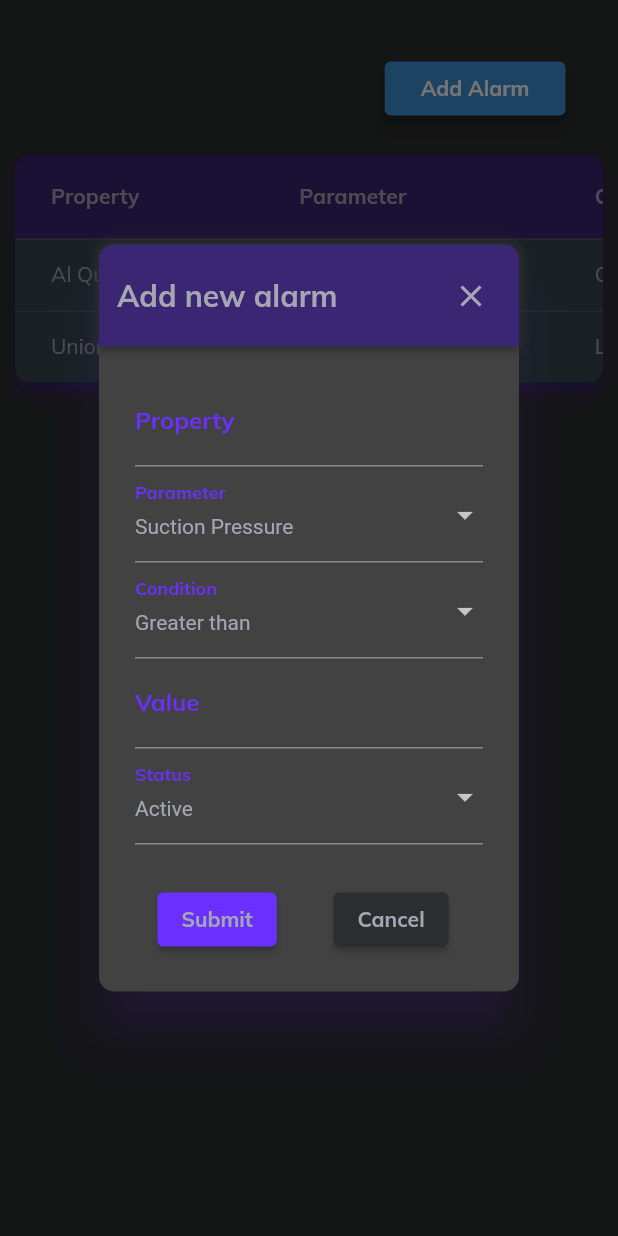
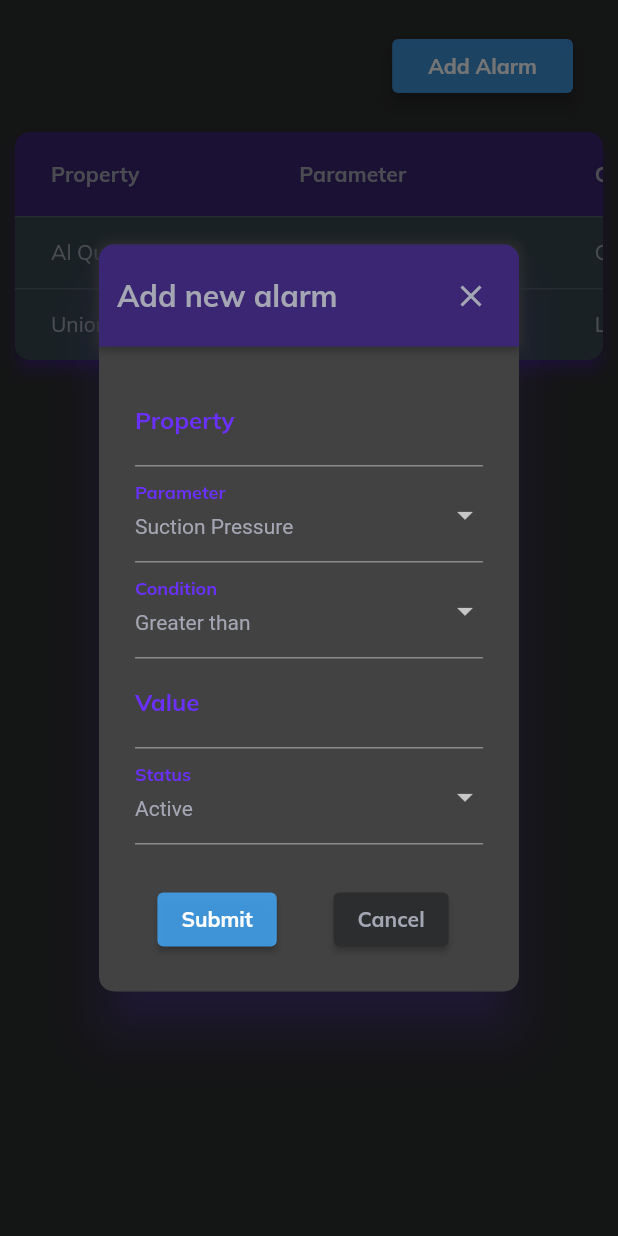
Before and after one commit to mubarismdeen/sensory_sphere_frontend, a Flutter app: the AlarmsScreen widget shown alone on an empty page, opened directly, after a tap on "Add Alarm", on a phone screen of 412 x 824 dp. Run offline on Flutter 3.47's test engine with Material 2 defaults, Android fonts, the phone set to English and light mode, and no system bars; our stand-ins replace animated_custom_dropdown, file_picker, flutter_spinkit, fluttertoast, get, google_fonts and 3 more; missing offline and left inert: dart:js, excel; accounts and stored records are empty.

Commit message:
ui fixes

```diff
--- a/lib/pages/Alarms/alarms_screen.dart
+++ b/lib/pages/Alarms/alarms_screen.dart
@@ -47,12 +47,12 @@ class _AlarmsScreenState extends State<AlarmsScreen> {
             mainAxisAlignment: MainAxisAlignment.end,
             children: [
               Container(
-                margin: const EdgeInsets.only(right: 35.0, top: 35.0),
+                margin: const EdgeInsets.only(right: 30.0, top: 20.0),
                 child: ElevatedButton(
                   style: ButtonStyle(
                     backgroundColor: MaterialStateProperty.all<Color>(
                       // appBarColor,
-                        Colors.blue[400]!.withOpacity(0.85)
+                        Colors.blue.shade400.withOpacity(0.85)
                     ),
                     elevation: MaterialStateProperty.all<double>(4.0),
                     // shadowColor: MaterialStateProperty.all<Color>(shadowColor),
--- a/lib/pages/Dashboard/dashboard_screen.dart
+++ b/lib/pages/Dashboard/dashboard_screen.dart
@@ -14,9 +14,7 @@ class DashboardScreen extends StatelessWidget {
         return SingleChildScrollView(
           child: Column(
             children: [
-              Padding(
-                padding: const EdgeInsets.all(20.0),
-                child: Wrap(
+              Wrap(
                 direction: Axis.horizontal, // Ensure horizontal wrapping
                 spacing: 20, // Add spacing between cards
                 runSpacing: 20, // Add spacing between rows of cards
@@ -67,7 +65,6 @@ class DashboardScreen extends StatelessWidget {
                   ),
                 ],
               ),
-              ),
             ],
           ),
         );
--- a/lib/pages/Devices/devices_screen.dart
+++ b/lib/pages/Devices/devices_screen.dart
@@ -26,9 +26,7 @@ class _DevicesScreenState extends State<DevicesScreen> {
           return SingleChildScrollView(
             child: Column(children: [
               // const SizedBox(height: 50),
-              Padding(
-                padding: const EdgeInsets.all(20.0),
-                child: SystemCard(
+              SystemCard(
                 label: "Al Qudra Lake",
                 onLocationButtonPressed: () {},
                 suctionPressure: 10,
@@ -38,7 +36,6 @@ class _DevicesScreenState extends State<DevicesScreen> {
                 ambientTemperature: 25,
                 totalCurrent: 10,
                 isRunning: true,
-                ),
               ),
             ]),
           );
--- a/lib/utils/common_utils.dart
+++ b/lib/utils/common_utils.dart
@@ -34,12 +34,12 @@ List<Widget> getActionButtonsWithoutPrivilege(
   List<Widget> widgetList = [
     ElevatedButton(
       style: ElevatedButton.styleFrom(
-        backgroundColor: highlightedColor,
+        backgroundColor: Colors.blue.shade400.withOpacity(0.85),
       ),
       onPressed: onSubmit,
       child: Text(
         hasData ? 'Save':'Submit',
-        style: TextStyle(color: lightGrey, fontWeight: FontWeight.bold),
+        style: const TextStyle(color: light, fontWeight: FontWeight.bold),
       ),
     ),
     Padding(
@@ -67,7 +67,7 @@ List<Widget> getActionButtonsWithoutPrivilege(
         onPressed: onDelete,
         child: const Text(
           'Delete',
-          style: TextStyle(color: lightGrey, fontWeight: FontWeight.bold),
+          style: TextStyle(color: light, fontWeight: FontWeight.bold),
         ),
       ),
     );
--- a/lib/widget/Gauges/linear_gauge.dart
+++ b/lib/widget/Gauges/linear_gauge.dart
@@ -17,14 +17,16 @@ class LinearGauge extends StatelessWidget {
     return Padding(
       padding: const EdgeInsets.all(8.0),
       child: Column(
+        crossAxisAlignment: CrossAxisAlignment.start,
         children: [
           Row(
-            crossAxisAlignment: CrossAxisAlignment.center,
             children: [
               Container(
                 height: height,
-                padding: EdgeInsets.symmetric(vertical: 5, horizontal: 15),
+                padding: const EdgeInsets.fromLTRB(20,5,25,5),
                 child: SfLinearGauge(
+                  isMirrored: true,
+                  axisTrackStyle: const LinearAxisTrackStyle(color: Colors.black, thickness: 2),
                   orientation: LinearGaugeOrientation.vertical,
                   minimum: pointerValue - 20,
                   maximum: pointerValue + 20,
```
Also changed, not shown: lib/pages/Devices/system_inlay.dart (+5 -5 lines), lib/widget/Gauges/current_gauge.dart (+7 -1 lines), lib/widget/Gauges/radial_gauge.dart (+10 -3 lines), lib/pages/Devices/system_card.dart (line endings or trailing spaces). Lines whose indentation alone changed are shown as unchanged.
